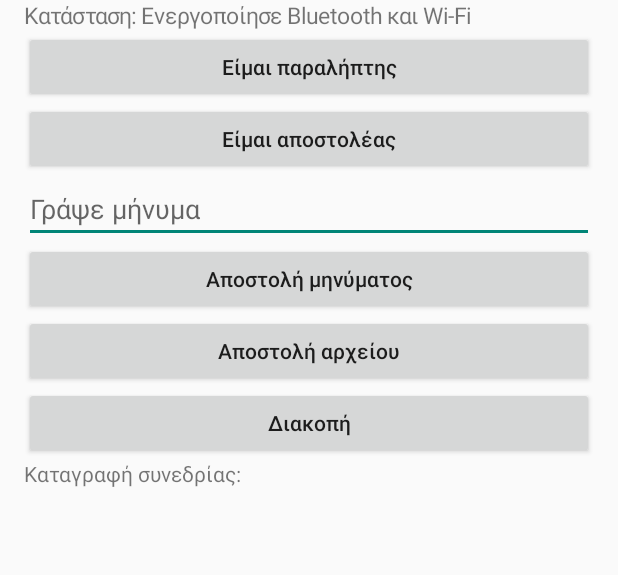
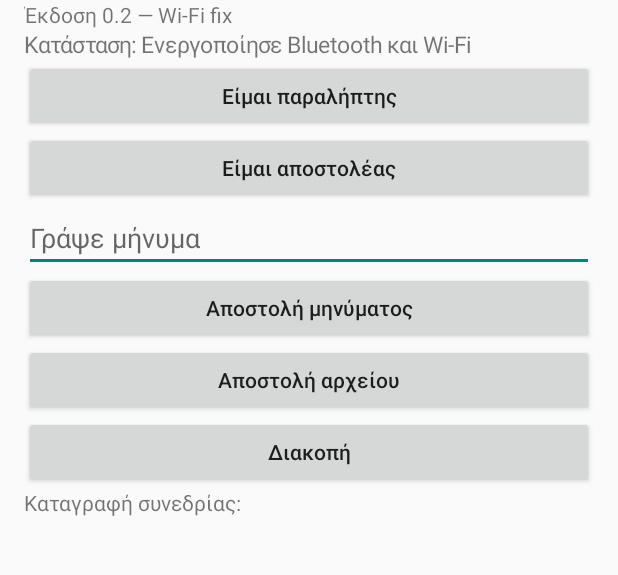
Before and after one commit to companyworkgroup-alt/ghostdrop, an Android app: the screen it shows after launch (MainActivity), on a phone screen of 412 x 824 dp, the part 85-660 px from its top. Run offline under Robolectric (Android 15) with nearby library versions, the phone set to English and light mode, and no system bars; libraries missing offline, so code that uses them is left out: com.google.android.gms; 1 statement that could not run was skipped.

Commit message:
Show version 0.2 on GhostDrop startup screen

```diff
--- a/app/src/main/java/com/ghostdrop/app/MainActivity.java
+++ b/app/src/main/java/com/ghostdrop/app/MainActivity.java
@@ -82,6 +82,7 @@ public class MainActivity extends Activity {
     root=new LinearLayout(this);root.setPadding(24,24,24,24);root.setOrientation(LinearLayout.VERTICAL);
     scroll.addView(root);
     TextView title=new TextView(this);title.setText("GhostDrop");title.setTextSize(30);root.addView(title);
+    TextView version=new TextView(this);version.setText("Έκδοση 0.2 — Wi-Fi fix");root.addView(version);
     status=new TextView(this);status.setTextSize(15);root.addView(status);
     addButton("Είμαι παραλήπτης",(v)->permissions(this::advertise));
     addButton("Είμαι αποστολέας",(v)->permissions(this::scan));
```
